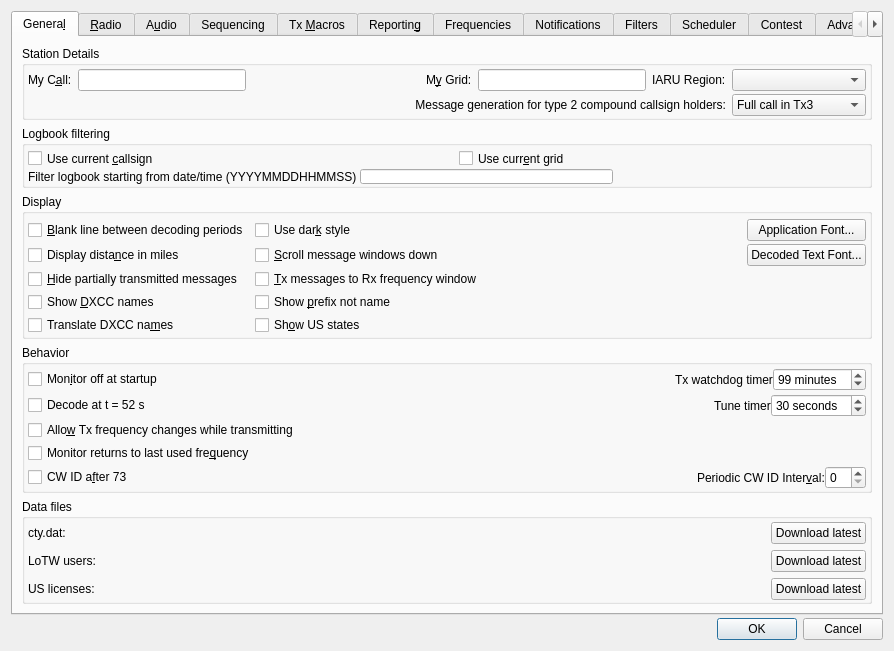
Before: the Qt Designer form Configuration.ui in ce3tsk/jtdx_contest, drawn with Qt 5.
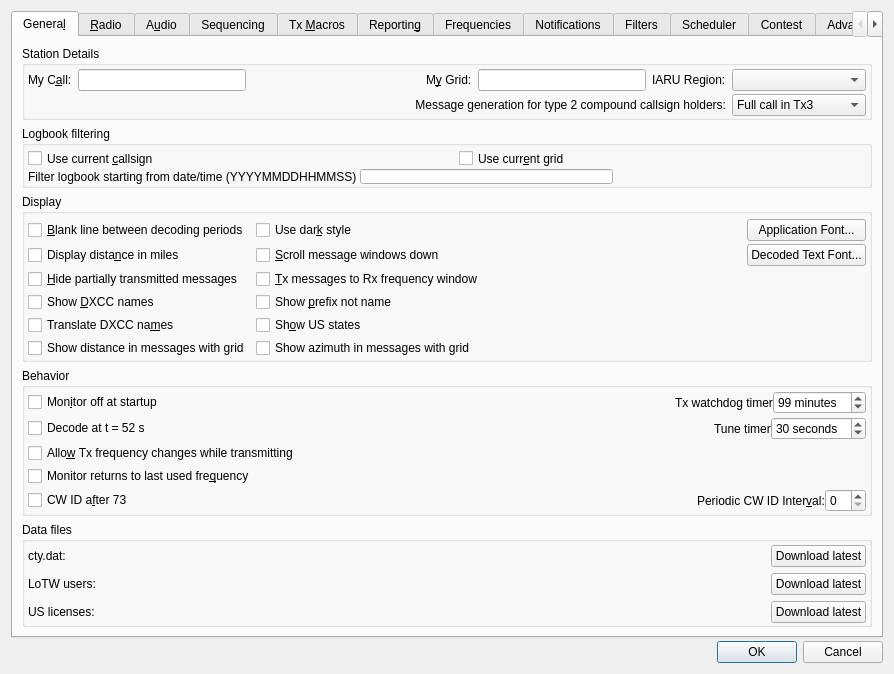
After: the same form once the commit is applied.

Commit message: Distance and azimuth after a decode's country in Band Activity (Settings > General, off by default): the message's own grid only, none for a grid in doubt until it is trusted, never RR73 or AA00; aligned to the pixel for names, prefixes and prefixes with US states, letter-spaced so Japanese and Chinese names line up; 4 strings in 20 languages

```diff
--- a/Configuration.ui
+++ b/Configuration.ui
@@ -467,6 +467,26 @@
               </item>
              </layout>
             </item>
+            <item row="5" column="0">
+             <widget class="QCheckBox" name="showDistance_check_box">
+              <property name="toolTip">
+               <string>In the Band Activity window, after the country of a message that carries a grid: the distance from My Grid to that grid, in km or in miles as chosen above. The column is the same on every line; a country too long for it is followed by one space.</string>
+              </property>
+              <property name="text">
+               <string>Show distance in messages with grid</string>
+              </property>
+             </widget>
+            </item>
+            <item row="5" column="1">
+             <widget class="QCheckBox" name="showAzimuth_check_box">
+              <property name="toolTip">
+               <string>In the Band Activity window, after the country of a message that carries a grid: the azimuth from My Grid to that grid, in degrees.</string>
+              </property>
+              <property name="text">
+               <string>Show azimuth in messages with grid</string>
+              </property>
+             </widget>
+            </item>
            </layout>
           </item>
          </layout>
```
The commit also changes 26 other files.
